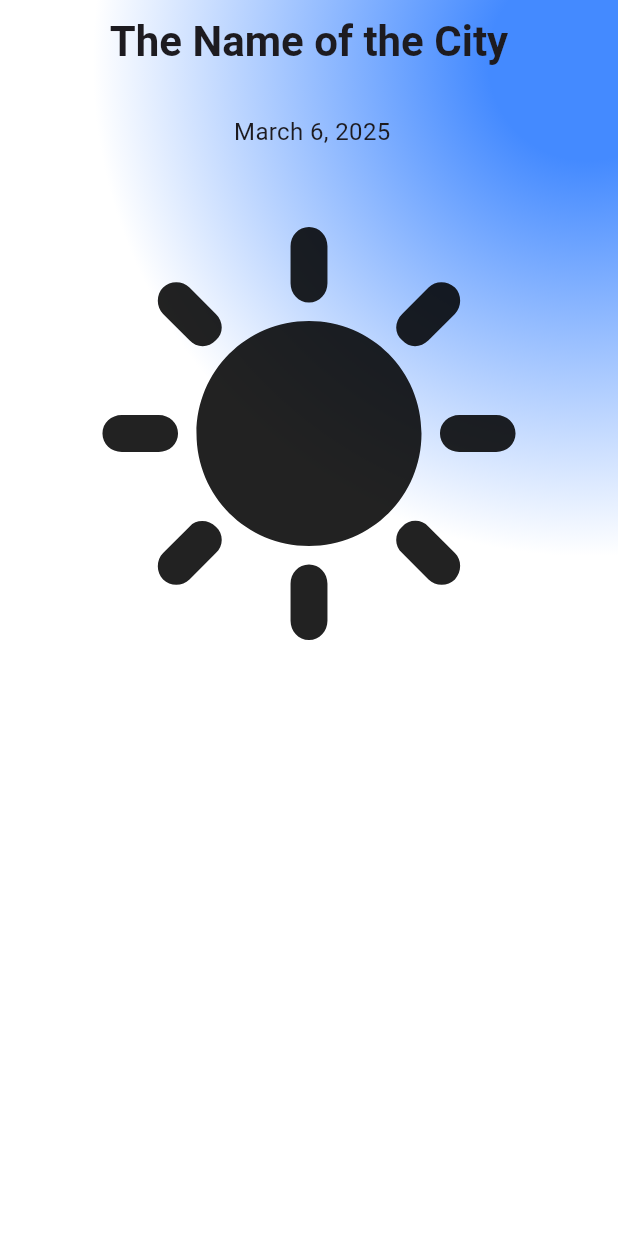
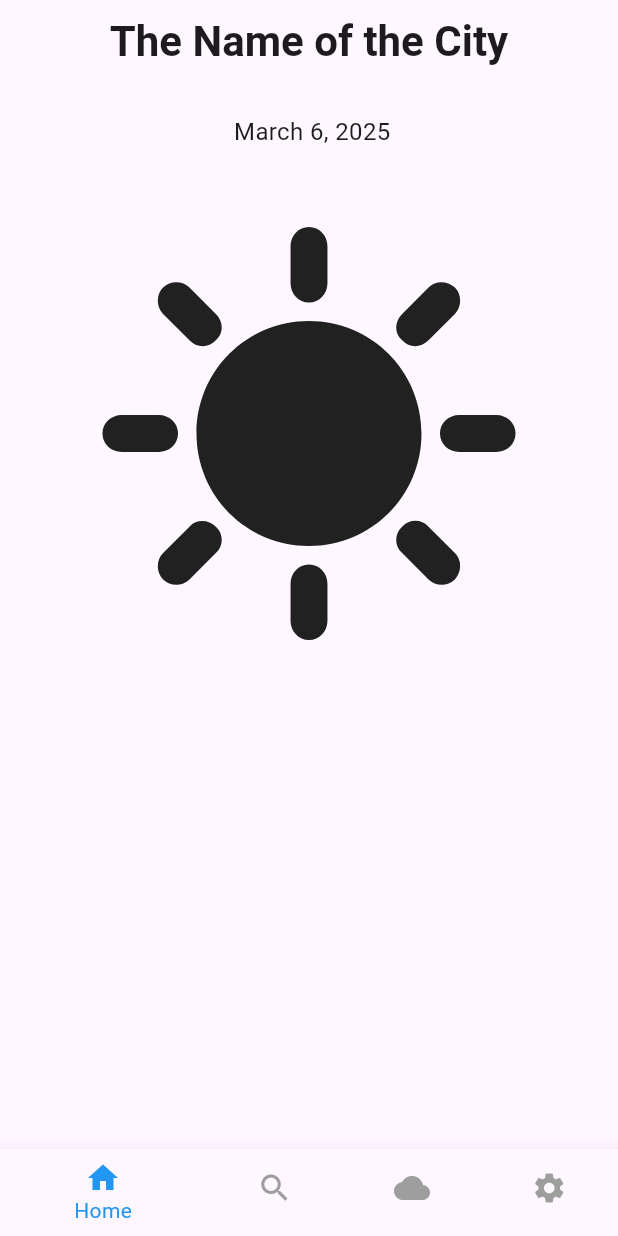
Before and after one commit to Mustafa-Mohamed26/weather_app, a Flutter app: the screen it shows after launch, on a phone screen of 412 x 824 dp. Run offline on Flutter 3.47's test engine with Material 3 defaults, Android fonts, the phone set to English and light mode, and no system bars; our stand-ins replace geocoding, geolocator, shared_preferences, sqflite; accounts and stored records are empty.

Commit message:
add a bottom navigation bar to the app

```diff
--- /dev/null
+++ b/lib/Pages/home/forecast_report_screen.dart
@@ -0,0 +1,10 @@
+import 'package:flutter/material.dart';
+
+class ForecastReportScreen extends StatelessWidget {
+  const ForecastReportScreen({super.key});
+
+  @override
+  Widget build(BuildContext context) {
+    return Text("Forecast Report Screen");
+  }
+}
--- a/lib/Pages/home_page.dart
+++ b/lib/Pages/home/home_screen.dart
@@ -25,19 +25,7 @@ class HomeScreen extends StatelessWidget {
         backgroundColor: Colors.transparent,
 
       ),
-      body: Container(
-        decoration: BoxDecoration(
-          gradient: RadialGradient(
-            colors: [
-              Colors.blueAccent,
-              Colors.white,
-            ],
-            center: Alignment(0.9, -0.9),
-            radius: 0.8,
-            stops: [0.2, 1.0],
-          ),
-        ),
-        child: Padding(
+      body: Padding(
         padding: EdgeInsets.all(16),
         child: Column(
           children: [
@@ -56,7 +44,6 @@ class HomeScreen extends StatelessWidget {
               children: [],
             )
           ],
-          ),
         ),
       ),
     );
--- /dev/null
+++ b/lib/Pages/home/search_screen.dart
@@ -0,0 +1,10 @@
+import 'package:flutter/material.dart';
+
+class SearchScreen extends StatelessWidget {
+  const SearchScreen({super.key});
+
+  @override
+  Widget build(BuildContext context) {
+    return Text('search_screen');
+  }
+}
--- /dev/null
+++ b/lib/Pages/home/setting_screen.dart
@@ -0,0 +1,10 @@
+import 'package:flutter/material.dart';
+
+class SettingScreen extends StatelessWidget {
+  const SettingScreen({super.key});
+
+  @override
+  Widget build(BuildContext context) {
+    return Text('Setting Screen');
+  }
+}
--- /dev/null
+++ b/lib/Pages/navigation.dart
@@ -0,0 +1,62 @@
+import 'package:flutter/material.dart';
+import 'package:weather_app/Pages/home/forecast_report_screen.dart';
+import 'package:weather_app/Pages/home/home_screen.dart';
+import 'package:weather_app/Pages/home/search_screen.dart';
+import 'package:weather_app/Pages/home/setting_screen.dart';
+
+class Navigation extends StatefulWidget {
+  const Navigation({super.key});
+
+  @override
+  State<Navigation> createState() => _NavigationState();
+}
+
+class _NavigationState extends State<Navigation> {
+  int _selectedIndex = 0;
+
+  final List<Widget> _pages = [
+    HomeScreen(),
+    ForecastReportScreen(),
+    SettingScreen(),
+    SearchScreen(),
+  ];
+  @override
+  Widget build(BuildContext context) {
+    return Scaffold(
+      body: IndexedStack(
+        index: _selectedIndex,
+        children: _pages,
+      ),
+      bottomNavigationBar: BottomNavigationBar(
+        currentIndex: _selectedIndex,
+        onTap: (index) {
+          setState(() {
+            _selectedIndex = index;
+          });
+        },
+        selectedItemColor: Colors.blue, // Color for selected icon
+        unselectedItemColor: Colors.grey, // Color for unselected icons
+        items: const [
+          BottomNavigationBarItem(
+            icon: Icon(
+              Icons.home,
+            ),
+            label: 'Home',
+          ),
+          BottomNavigationBarItem(
+            icon: Icon(Icons.search),
+            label: 'Search',
+          ),
+          BottomNavigationBarItem(
+            icon: Icon(Icons.cloud),
+            label: 'Forecast',
+          ),
+          BottomNavigationBarItem(
+            icon: Icon(Icons.settings),
+            label: 'Settings',
+          ),
+        ],
+      ),
+    );
+  }
+}
--- a/lib/main.dart
+++ b/lib/main.dart
@@ -1,6 +1,6 @@
 import 'package:flutter/material.dart';
 import 'package:provider/provider.dart';
-import 'package:weather_app/Pages/home_page.dart';
+import 'package:weather_app/Pages/navigation.dart';
 import 'package:weather_app/Providers/theme_provider.dart';
 import 'package:weather_app/providers/weather_provider.dart';
 
@@ -20,14 +20,14 @@ class WeatherApp extends StatelessWidget {
   const WeatherApp({super.key});
   @override
   Widget build(BuildContext context) {
-    final themeProvider = Provider.of<ThemeProvider>(context);
+    //final themeProvider = Provider.of<ThemeProvider>(context);
     return MaterialApp(
       debugShowCheckedModeBanner: false,
-      // set up for the Dark mode
-      theme: ThemeData.light(),
-      darkTheme: ThemeData.dark(),
-      themeMode: themeProvider.themeMode,
-      home: HomeScreen(),
+      // // set up for the Dark mode
+      // theme: ThemeData.light(),
+      // darkTheme: ThemeData.dark(),
+      // themeMode: themeProvider.themeMode,
+      home: Navigation(),
     );
   }
 }
```
Also changed, not shown: 4 other files. Lines whose indentation alone changed are shown as unchanged.
